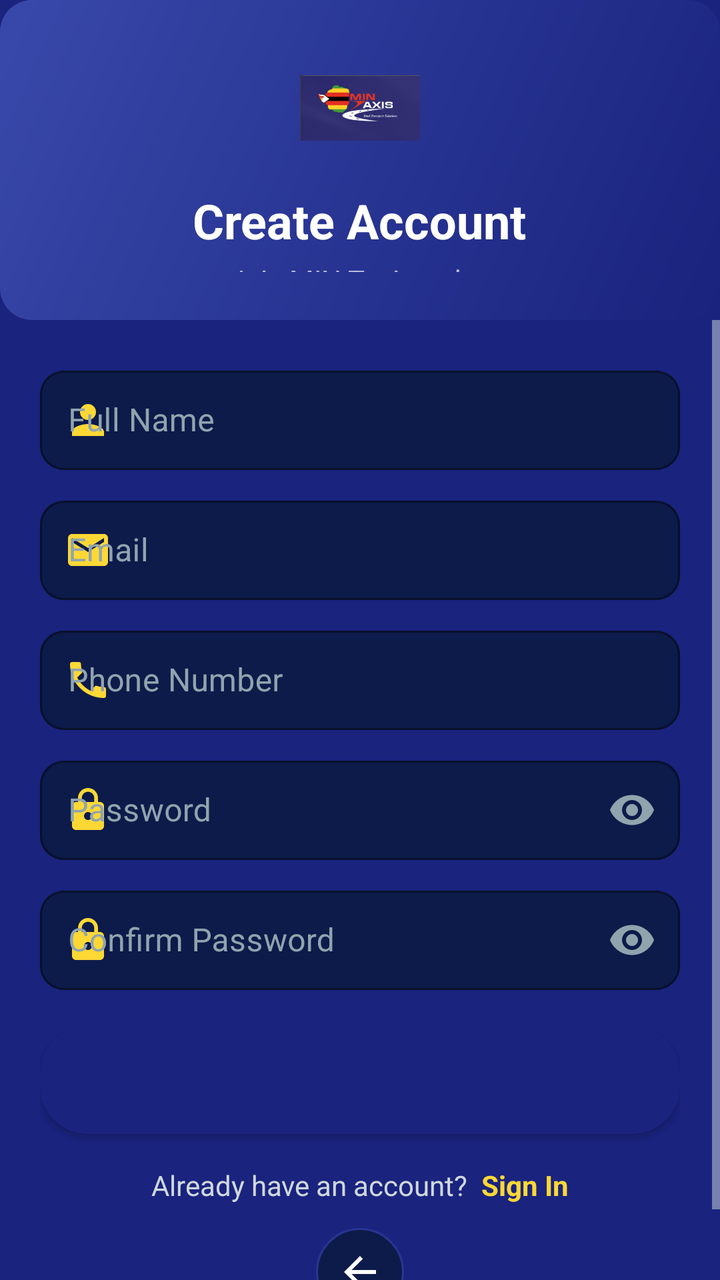
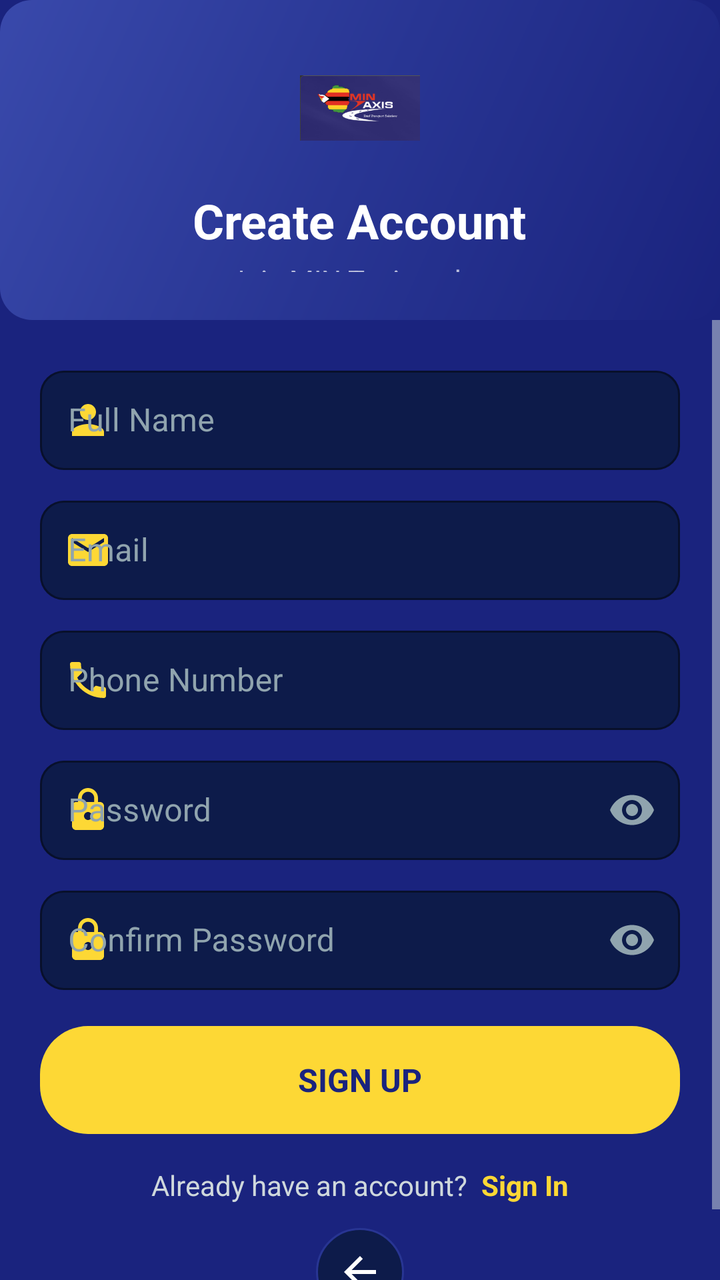

Screens rendered from an Android XML layout before and after an edit, with the pre-edit source and the edit as a unified diff.
<!-- AndroidManifest.xml: activity theme Theme.MinTaxis -->
<!-- res/layout/activity_register.xml -->
<?xml version="1.0" encoding="utf-8"?>
<LinearLayout 
    xmlns:android="http://schemas.android.com/apk/res/android"
    xmlns:app="http://schemas.android.com/apk/res-auto"
    android:layout_width="match_parent"
    android:layout_height="match_parent"
    android:orientation="vertical"
    android:background="@color/mintaxis_navy">

    
    <LinearLayout
        android:layout_width="match_parent"
        android:layout_height="160dp"
        android:background="@drawable/promo_card_background"
        android:orientation="vertical"
        android:gravity="center"
        android:padding="24dp">

        <ImageView
            android:id="@+id/logo"
            android:layout_width="60dp"
            android:layout_height="60dp"
            android:src="@mipmap/ic_launcher"
            android:scaleType="fitCenter" />

        <TextView
            android:layout_width="wrap_content"
            android:layout_height="wrap_content"
            android:text="@string/create_account"
            android:textColor="@color/mintaxis_white"
            android:textSize="24sp"
            android:textStyle="bold"
            android:layout_marginTop="10dp" />

        <TextView
            android:layout_width="wrap_content"
            android:layout_height="wrap_content"
            android:text="@string/register_subtitle"
            android:textColor="#B3FFFFFF"
            android:textSize="14sp"
            android:layout_marginTop="4dp" />

    </LinearLayout>

    
    <ScrollView
        android:layout_width="match_parent"
        android:layout_height="0dp"
        android:layout_weight="1"
        android:fillViewport="true">

        <LinearLayout
            android:layout_width="match_parent"
            android:layout_height="wrap_content"
            android:orientation="vertical"
            android:padding="20dp">

            
            <com.google.android.material.textfield.TextInputLayout
                android:id="@+id/nameLayout"
                style="@style/MinTaxis.TextInput"
                android:layout_width="match_parent"
                android:layout_height="wrap_content"
                android:hint="@string/full_name"
                app:startIconDrawable="@drawable/ic_profile"
                app:startIconTint="@color/mintaxis_yellow">

                <com.google.android.material.textfield.TextInputEditText
                    android:id="@+id/fullName"
                    android:layout_width="match_parent"
                    android:layout_height="wrap_content"
                    android:inputType="textPersonName"
                    android:padding="14dp" />

            </com.google.android.material.textfield.TextInputLayout>

            
            <com.google.android.material.textfield.TextInputLayout
                android:id="@+id/emailLayout"
                style="@style/MinTaxis.TextInput"
                android:layout_width="match_parent"
                android:layout_height="wrap_content"
                android:hint="@string/email"
                android:layout_marginTop="10dp"
                app:startIconDrawable="@drawable/ic_email"
                app:startIconTint="@color/mintaxis_yellow">

                <com.google.android.material.textfield.TextInputEditText
                    android:id="@+id/email"
                    android:layout_width="match_parent"
                    android:layout_height="wrap_content"
                    android:inputType="textEmailAddress"
                    android:padding="14dp" />

            </com.google.android.material.textfield.TextInputLayout>

            
            <com.google.android.material.textfield.TextInputLayout
                android:id="@+id/phoneLayout"
                style="@style/MinTaxis.TextInput"
                android:layout_width="match_parent"
                android:layout_height="wrap_content"
                android:hint="@string/phone_number"
                android:layout_marginTop="10dp"
                app:startIconDrawable="@drawable/ic_phone"
                app:startIconTint="@color/mintaxis_yellow">

                <com.google.android.material.textfield.TextInputEditText
                    android:id="@+id/phoneNumber"
                    android:layout_width="match_parent"
                    android:layout_height="wrap_content"
                    android:inputType="phone"
                    android:padding="14dp" />

            </com.google.android.material.textfield.TextInputLayout>

            
            <com.google.android.material.textfield.TextInputLayout
                android:id="@+id/passwordLayout"
                style="@style/MinTaxis.TextInput"
                android:layout_width="match_parent"
                android:layout_height="wrap_content"
                android:hint="@string/password"
                android:layout_marginTop="10dp"
                app:startIconDrawable="@drawable/ic_lock"
                app:startIconTint="@color/mintaxis_yellow"
                app:endIconMode="password_toggle"
                app:endIconTint="@color/mintaxis_text_muted">

                <com.google.android.material.textfield.TextInputEditText
                    android:id="@+id/password"
                    android:layout_width="match_parent"
                    android:layout_height="wrap_content"
                    android:inputType="textPassword"
                    android:padding="14dp" />

            </com.google.android.material.textfield.TextInputLayout>

            
            <com.google.android.material.textfield.TextInputLayout
                android:id="@+id/confirmPasswordLayout"
                style="@style/MinTaxis.TextInput"
                android:layout_width="match_parent"
                android:layout_height="wrap_content"
                android:hint="Confirm Password"
                android:layout_marginTop="10dp"
                app:startIconDrawable="@drawable/ic_lock"
                app:startIconTint="@color/mintaxis_yellow"
                app:endIconMode="password_toggle"
                app:endIconTint="@color/mintaxis_text_muted">

                <com.google.android.material.textfield.TextInputEditText
                    android:id="@+id/confirmPassword"
                    android:layout_width="match_parent"
                    android:layout_height="wrap_content"
                    android:inputType="textPassword"
                    android:padding="14dp" />

            </com.google.android.material.textfield.TextInputLayout>

            
            <Button
                android:id="@+id/registerButton"
                android:layout_width="match_parent"
                android:layout_height="54dp"
                android:background="@drawable/premium_button_background"
                android:backgroundTint="@null"
                android:text="SIGN UP"
                android:textColor="@color/mintaxis_navy"
                android:textSize="16sp"
                android:textStyle="bold"
                android:textAllCaps="false"
                android:layout_marginTop="18dp" />

            
            <LinearLayout
                android:layout_width="wrap_content"
                android:layout_height="wrap_content"
                android:orientation="horizontal"
                android:layout_marginTop="16dp"
                android:layout_gravity="center">

                <TextView
                    android:layout_width="wrap_content"
                    android:layout_height="wrap_content"
                    android:text="@string/already_have_account"
                    android:textColor="@color/mintaxis_text_secondary"
                    android:textSize="14sp" />

                <TextView
                    android:id="@+id/loginLink"
                    android:layout_width="wrap_content"
                    android:layout_height="wrap_content"
                    android:text="  Sign In"
                    android:textColor="@color/mintaxis_yellow"
                    android:textSize="14sp"
                    android:textStyle="bold" />

            </LinearLayout>

            
            <ImageButton
                android:id="@+id/backButton"
                android:layout_width="44dp"
                android:layout_height="44dp"
                android:background="@drawable/circle_background"
                android:src="@drawable/ic_back"
                android:contentDescription="Back"
                android:scaleType="centerInside"
                android:tint="@color/mintaxis_white"
                android:layout_gravity="center"
                android:layout_marginTop="12dp" />

        </LinearLayout>

    </ScrollView>

</LinearLayout>
<!-- resources referenced by this layout -->
<resources>
  <color name="mintaxis_navy">#1A237E</color>
  <color name="mintaxis_text_muted">#90A4AE</color>
  <color name="mintaxis_text_secondary">#CFD8DC</color>
  <color name="mintaxis_white">#FFFFFF</color>
  <color name="mintaxis_yellow">#FDD835</color>
  <!-- drawable circle_background (drawable) -->
  <?xml version="1.0" encoding="utf-8"?>
  <shape xmlns:android="http://schemas.android.com/apk/res/android"
      android:shape="oval">
      <solid android:color="@color/mintaxis_navy_dark" />
      <stroke
          android:width="1dp"
          android:color="@color/mintaxis_navy_light" />
  </shape>
  <!-- drawable ic_back (drawable) -->
  <vector xmlns:android="http://schemas.android.com/apk/res/android"
      android:width="24dp"
      android:height="24dp"
      android:viewportWidth="24"
      android:viewportHeight="24">
      <path
          android:fillColor="#FFFFFF"
          android:pathData="M20,11H7.83l5.59,-5.59L12,4l-8,8 8,8 1.41,-1.41L7.83,13H20v-2z"/>
  </vector>
  <!-- drawable ic_email (drawable) -->
  <vector xmlns:android="http://schemas.android.com/apk/res/android"
      android:width="24dp"
      android:height="24dp"
      android:viewportWidth="24"
      android:viewportHeight="24">
      <path
          android:fillColor="#FFFFFF"
          android:pathData="M20,4H4c-1.1,0 -1.99,0.9 -1.99,2L2,18c0,1.1 0.9,2 2,2h16c1.1,0 2,-0.9 2,-2V6c0,-1.1 -0.9,-2 -2,-2zM20,8l-8,5 -8,-5V6l8,5 8,-5v2z"/>
  </vector>
  <!-- drawable ic_lock (drawable) -->
  <vector xmlns:android="http://schemas.android.com/apk/res/android"
      android:width="24dp"
      android:height="24dp"
      android:viewportWidth="24"
      android:viewportHeight="24">
      <path
          android:fillColor="#FFFFFF"
          android:pathData="M18,8h-1V6c0,-2.76 -2.24,-5 -5,-5S7,3.24 7,6v2H6c-1.1,0 -2,0.9 -2,2v10c0,1.1 0.9,2 2,2h12c1.1,0 2,-0.9 2,-2V10c0,-1.1 -0.9,-2 -2,-2zM12,17c-1.1,0 -2,-0.9 -2,-2s0.9,-2 2,-2 2,0.9 2,2 -0.9,2 -2,2zM15.1,8H8.9V6c0,-1.71 1.39,-3.1 3.1,-3.1 1.71,0 3.1,1.39 3.1,3.1v2z"/>
  </vector>
  <!-- drawable ic_profile (drawable) -->
  <vector xmlns:android="http://schemas.android.com/apk/res/android"
      android:width="24dp"
      android:height="24dp"
      android:viewportWidth="24"
      android:viewportHeight="24">
      <path
          android:fillColor="#FFFFFF"
          android:pathData="M12,12c2.21,0 4,-1.79 4,-4s-1.79,-4 -4,-4 -4,1.79 -4,4 1.79,4 4,4zM12,14c-2.67,0 -8,1.34 -8,4v2h16v-2c0,-2.66 -5.33,-4 -8,-4z"/>
  </vector>
  <!-- drawable premium_button_background (drawable) -->
  <?xml version="1.0" encoding="utf-8"?>
  <shape xmlns:android="http://schemas.android.com/apk/res/android"
      android:shape="rectangle">
      <gradient
          android:startColor="#FDD835"
          android:endColor="#FF9800"
          android:angle="135" />
      <corners android:radius="24dp" />
  </shape>
  <!-- drawable promo_card_background (drawable) -->
  <?xml version="1.0" encoding="utf-8"?>
  <shape xmlns:android="http://schemas.android.com/apk/res/android"
      android:shape="rectangle">
      <gradient
          android:startColor="#1A237E"
          android:centerColor="#283593"
          android:endColor="#3949AB"
          android:angle="135" />
      <corners android:radius="16dp" />
  </shape>
  <string name="already_have_account">Already have an account?</string>
  <string name="create_account">Create Account</string>
  <string name="email">Email</string>
  <string name="full_name">Full Name</string>
  <string name="password">Password</string>
  <string name="phone_number">Phone Number</string>
  <string name="register_subtitle">Join MIN Taxis today</string>
  <color name="mintaxis_navy_dark">#0D1B4A</color>
  <color name="mintaxis_navy_light">#283593</color>
  <color name="mintaxis_background">#1A237E</color>
  <color name="mintaxis_text_primary">#FFFFFF</color>
  <!-- unchanged entries left out for length: 4 -->
</resources>

<!-- the commit's change to res/layout/activity_register.xml (unified diff, before → after) -->
@@ -159,17 +159,18 @@
             </com.google.android.material.textfield.TextInputLayout>
 
             
-            <Button
+            <TextView
                 android:id="@+id/registerButton"
                 android:layout_width="match_parent"
                 android:layout_height="54dp"
-                android:background="@drawable/premium_button_background"
-                android:backgroundTint="@null"
+                android:background="@drawable/simple_button_background"
                 android:text="SIGN UP"
                 android:textColor="@color/mintaxis_navy"
                 android:textSize="16sp"
                 android:textStyle="bold"
-                android:textAllCaps="false"
+                android:gravity="center"
+                android:clickable="true"
+                android:focusable="true"
                 android:layout_marginTop="18dp" />
 
             
<!-- resource entries referenced after the edit -->
@@ -54,16 +54,6 @@
           android:fillColor="#FFFFFF"
           android:pathData="M12,12c2.21,0 4,-1.79 4,-4s-1.79,-4 -4,-4 -4,1.79 -4,4 1.79,4 4,4zM12,14c-2.67,0 -8,1.34 -8,4v2h16v-2c0,-2.66 -5.33,-4 -8,-4z"/>
   </vector>
-  <!-- drawable premium_button_background (drawable) -->
-  <?xml version="1.0" encoding="utf-8"?>
-  <shape xmlns:android="http://schemas.android.com/apk/res/android"
-      android:shape="rectangle">
-      <gradient
-          android:startColor="#FDD835"
-          android:endColor="#FF9800"
-          android:angle="135" />
-      <corners android:radius="24dp" />
-  </shape>
   <!-- drawable promo_card_background (drawable) -->
   <?xml version="1.0" encoding="utf-8"?>
   <shape xmlns:android="http://schemas.android.com/apk/res/android"
@@ -74,6 +64,13 @@
           android:endColor="#3949AB"
           android:angle="135" />
       <corners android:radius="16dp" />
+  </shape>
+  <!-- drawable simple_button_background (drawable) -->
+  <?xml version="1.0" encoding="utf-8"?>
+  <shape xmlns:android="http://schemas.android.com/apk/res/android"
+      android:shape="rectangle">
+      <solid android:color="#FDD835" />
+      <corners android:radius="24dp" />
   </shape>
   <string name="already_have_account">Already have an account?</string>
   <string name="create_account">Create Account</string>
